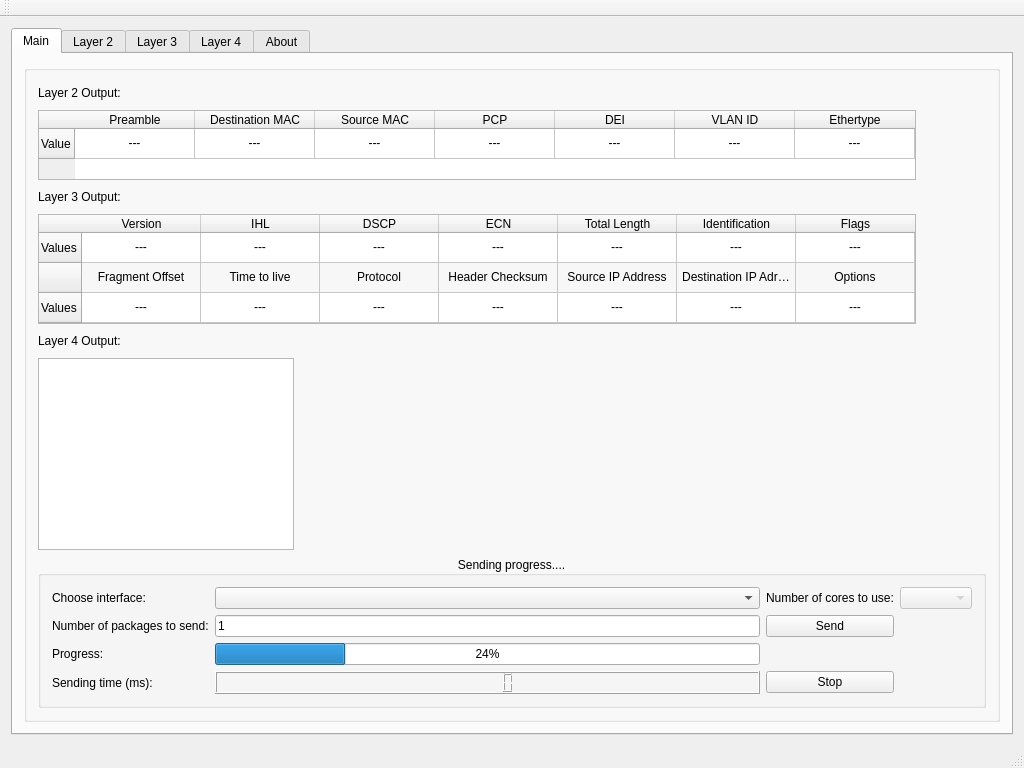
emiliancyc/packet-generator, file qt/packet-generator/mainwindow.ui: the form before one commit.
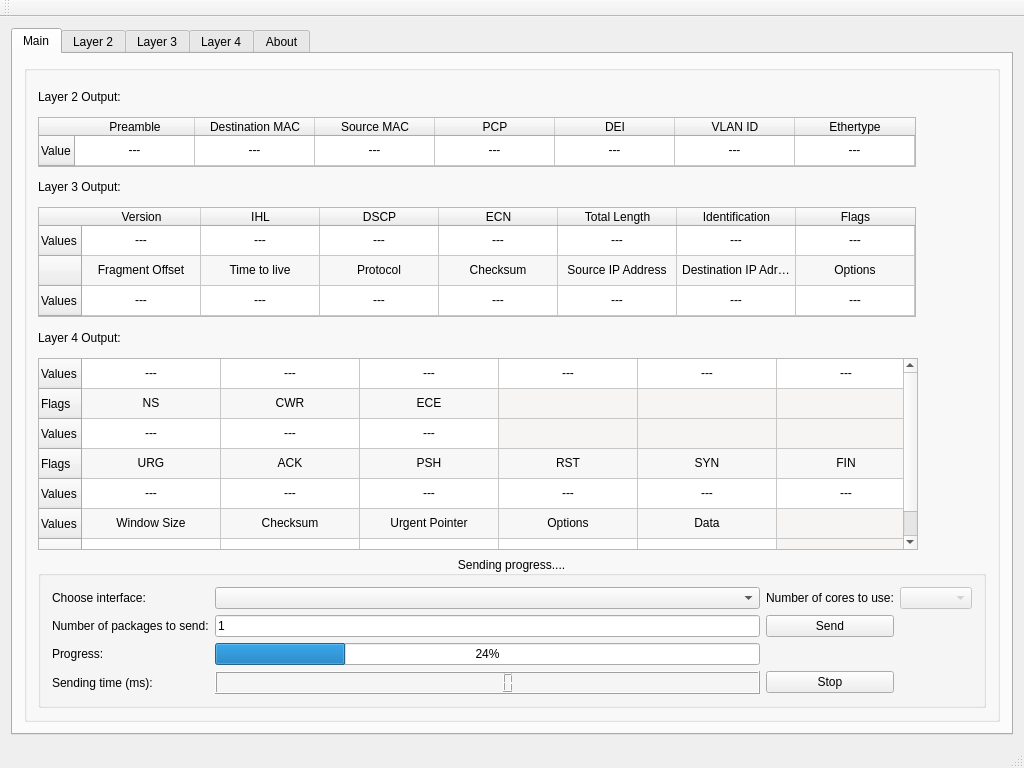
The form after the commit. The open tabs and pages were chosen to show the change.

Commit message: Moved to functions and fixed filling tables on main page; fixed length in tables for L3 and in L3 page (L3 len + L4 + payload), added message for L4 when no header is chosen; BUG: memory leak in main loop? calculating checksum disfuntion (connected with change of lineedits values in l3 page?)

```diff
--- a/qt/packet-generator/mainwindow.ui
+++ b/qt/packet-generator/mainwindow.ui
@@ -267,7 +267,7 @@
              </item>
              <item row="1" column="3">
               <property name="text">
-               <string>Header Checksum</string>
+               <string>Checksum</string>
               </property>
               <property name="font">
                <font>
@@ -387,6 +387,12 @@
                <verstretch>0</verstretch>
               </sizepolicy>
              </property>
+             <property name="maximumSize">
+              <size>
+               <width>16777215</width>
+               <height>50</height>
+              </size>
+             </property>
              <property name="frameShadow">
               <enum>QFrame::Sunken</enum>
              </property>
@@ -566,6 +572,527 @@
                <verstretch>0</verstretch>
               </sizepolicy>
              </property>
+             <property name="minimumSize">
+              <size>
+               <width>880</width>
+               <height>0</height>
+              </size>
+             </property>
+             <property name="verticalScrollBarPolicy">
+              <enum>Qt::ScrollBarAsNeeded</enum>
+             </property>
+             <property name="horizontalScrollBarPolicy">
+              <enum>Qt::ScrollBarAlwaysOff</enum>
+             </property>
+             <property name="autoScroll">
+              <bool>false</bool>
+             </property>
+             <property name="editTriggers">
+              <set>QAbstractItemView::NoEditTriggers</set>
+             </property>
+             <property name="tabKeyNavigation">
+              <bool>false</bool>
+             </property>
+             <property name="showDropIndicator" stdset="0">
+              <bool>false</bool>
+             </property>
+             <property name="dragDropOverwriteMode">
+              <bool>false</bool>
+             </property>
+             <property name="alternatingRowColors">
+              <bool>true</bool>
+             </property>
+             <property name="wordWrap">
+              <bool>false</bool>
+             </property>
+             <property name="cornerButtonEnabled">
+              <bool>false</bool>
+             </property>
+             <attribute name="horizontalHeaderVisible">
+              <bool>false</bool>
+             </attribute>
+             <attribute name="horizontalHeaderDefaultSectionSize">
+              <number>139</number>
+             </attribute>
+             <row>
+              <property name="text">
+               <string>Values</string>
+              </property>
+             </row>
+             <row>
+              <property name="text">
+               <string>Flags</string>
+              </property>
+             </row>
+             <row>
+              <property name="text">
+               <string>Values</string>
+              </property>
+             </row>
+             <row>
+              <property name="text">
+               <string>Flags</string>
+              </property>
+             </row>
+             <row>
+              <property name="text">
+               <string>Values</string>
+              </property>
+             </row>
+             <row>
+              <property name="text">
+               <string>Values</string>
+              </property>
+             </row>
+             <row>
+              <property name="text">
+               <string>Values</string>
+              </property>
+             </row>
+             <column>
+              <property name="text">
+               <string>Source Port</string>
+              </property>
+             </column>
+             <column>
+              <property name="text">
+               <string>Destination Port</string>
+              </property>
+             </column>
+             <column>
+              <property name="text">
+               <string>Sequence Number</string>
+              </property>
+             </column>
+             <column>
+              <property name="text">
+               <string>ACK Number</string>
+              </property>
+             </column>
+             <column>
+              <property name="text">
+               <string>Data offset</string>
+              </property>
+             </column>
+             <column>
+              <property name="text">
+               <string>Reserved</string>
+              </property>
+             </column>
+             <item row="0" column="0">
+              <property name="text">
+               <string>---</string>
+              </property>
+              <property name="textAlignment">
+               <set>AlignHCenter|AlignVCenter|AlignCenter</set>
+              </property>
+             </item>
+             <item row="0" column="1">
+              <property name="text">
+               <string>---</string>
+              </property>
+              <property name="textAlignment">
+               <set>AlignHCenter|AlignVCenter|AlignCenter</set>
+              </property>
+             </item>
+             <item row="0" column="2">
+              <property name="text">
+               <string>---</string>
+              </property>
+              <property name="textAlignment">
+               <set>AlignHCenter|AlignVCenter|AlignCenter</set>
+              </property>
+             </item>
+             <item row="0" column="3">
+              <property name="text">
+               <string>---</string>
+              </property>
+              <property name="textAlignment">
+               <set>AlignHCenter|AlignVCenter|AlignCenter</set>
+              </property>
+             </item>
+             <item row="0" column="4">
+              <property name="text">
+               <string>---</string>
+              </property>
+              <property name="textAlignment">
+               <set>AlignHCenter|AlignVCenter|AlignCenter</set>
+              </property>
+             </item>
+             <item row="0" column="5">
+              <property name="text">
+               <string>---</string>
+              </property>
+              <property name="textAlignment">
+               <set>AlignHCenter|AlignVCenter|AlignCenter</set>
+              </property>
+             </item>
+             <item row="1" column="0">
+              <property name="text">
+               <string>NS</string>
+              </property>
+              <property name="textAlignment">
+               <set>AlignHCenter|AlignVCenter|AlignCenter</set>
+              </property>
+             </item>
+             <item row="1" column="1">
+              <property name="text">
+               <string>CWR</string>
+              </property>
+              <property name="textAlignment">
+               <set>AlignHCenter|AlignVCenter|AlignCenter</set>
+              </property>
+             </item>
+             <item row="1" column="2">
+              <property name="text">
+               <string>ECE</string>
+              </property>
+              <property name="textAlignment">
+               <set>AlignHCenter|AlignVCenter|AlignCenter</set>
+              </property>
+             </item>
+             <item row="1" column="3">
+              <property name="text">
+               <string/>
+              </property>
+              <property name="textAlignment">
+               <set>AlignHCenter|AlignVCenter|AlignCenter</set>
+              </property>
+              <property name="background">
+               <brush brushstyle="SolidPattern">
+                <color alpha="255">
+                 <red>247</red>
+                 <green>245</green>
+                 <blue>243</blue>
+                </color>
+               </brush>
+              </property>
+             </item>
+             <item row="1" column="4">
+              <property name="text">
+               <string/>
+              </property>
+              <property name="textAlignment">
+               <set>AlignHCenter|AlignVCenter|AlignCenter</set>
+              </property>
+              <property name="background">
+               <brush brushstyle="SolidPattern">
+                <color alpha="255">
+                 <red>247</red>
+                 <green>245</green>
+                 <blue>243</blue>
+                </color>
+               </brush>
+              </property>
+             </item>
+             <item row="1" column="5">
+              <property name="text">
+               <string/>
+              </property>
+              <property name="textAlignment">
+               <set>AlignHCenter|AlignVCenter|AlignCenter</set>
+              </property>
+              <property name="background">
+               <brush brushstyle="SolidPattern">
+                <color alpha="255">
+                 <red>247</red>
+                 <green>245</green>
+                 <blue>243</blue>
+                </color>
+               </brush>
+              </property>
+             </item>
+             <item row="2" column="0">
+              <property name="text">
+               <string>---</string>
+              </property>
+              <property name="textAlignment">
+               <set>AlignHCenter|AlignVCenter|AlignCenter</set>
+              </property>
+             </item>
+             <item row="2" column="1">
+              <property name="text">
+               <string>---</string>
+              </property>
+              <property name="textAlignment">
+               <set>AlignHCenter|AlignVCenter|AlignCenter</set>
+              </property>
+             </item>
+             <item row="2" column="2">
+              <property name="text">
+               <string>---</string>
+              </property>
+              <property name="textAlignment">
+               <set>AlignHCenter|AlignVCenter|AlignCenter</set>
+              </property>
+             </item>
+             <item row="2" column="3">
+              <property name="text">
+               <string/>
+              </property>
+              <property name="background">
+               <brush brushstyle="SolidPattern">
+                <color alpha="255">
+                 <red>247</red>
+                 <green>245</green>
+                 <blue>243</blue>
+                </color>
+               </brush>
+              </property>
+             </item>
+             <item row="2" column="4">
+              <property name="text">
+               <string/>
+              </property>
+              <property name="background">
+               <brush brushstyle="SolidPattern">
+                <color alpha="255">
+                 <red>247</red>
+                 <green>245</green>
+                 <blue>243</blue>
+                </color>
+               </brush>
+              </property>
+             </item>
+             <item row="2" column="5">
+              <property name="text">
+               <string/>
+              </property>
+              <property name="textAlignment">
+               <set>AlignHCenter|AlignVCenter|AlignCenter</set>
+              </property>
+              <property name="background">
+               <brush brushstyle="SolidPattern">
+                <color alpha="255">
+                 <red>247</red>
+                 <green>245</green>
+                 <blue>243</blue>
+                </color>
+               </brush>
+              </property>
+             </item>
+             <item row="3" column="0">
+              <property name="text">
+               <string>URG</string>
+              </property>
+              <property name="textAlignment">
+               <set>AlignHCenter|AlignVCenter|AlignCenter</set>
+              </property>
+             </item>
+             <item row="3" column="1">
+              <property name="text">
+               <string>ACK</string>
+              </property>
+              <property name="textAlignment">
+               <set>AlignHCenter|AlignVCenter|AlignCenter</set>
+              </property>
+             </item>
+             <item row="3" column="2">
+              <property name="text">
+               <string>PSH</string>
+              </property>
+              <property name="textAlignment">
+               <set>AlignHCenter|AlignVCenter|AlignCenter</set>
+              </property>
+             </item>
+             <item row="3" column="3">
+              <property name="text">
+               <string>RST</string>
+              </property>
+              <property name="textAlignment">
+               <set>AlignHCenter|AlignVCenter|AlignCenter</set>
+              </property>
+             </item>
+             <item row="3" column="4">
+              <property name="text">
+               <string>SYN</string>
+              </property>
+              <property name="textAlignment">
+               <set>AlignHCenter|AlignVCenter|AlignCenter</set>
+              </property>
+             </item>
+             <item row="3" column="5">
+              <property name="text">
+               <string>FIN</string>
+              </property>
+              <property name="textAlignment">
+               <set>AlignHCenter|AlignVCenter|AlignCenter</set>
+              </property>
+             </item>
+             <item row="4" column="0">
+              <property name="text">
+               <string>---</string>
+              </property>
+              <property name="textAlignment">
+               <set>AlignHCenter|AlignVCenter|AlignCenter</set>
+              </property>
+             </item>
+             <item row="4" column="1">
+              <property name="text">
+               <string>---</string>
+              </property>
+              <property name="textAlignment">
+               <set>AlignHCenter|AlignVCenter|AlignCenter</set>
+              </property>
+             </item>
+             <item row="4" column="2">
+              <property name="text">
+               <string>---</string>
+              </property>
+              <property name="textAlignment">
+               <set>AlignHCenter|AlignVCenter|AlignCenter</set>
+              </property>
+             </item>
+             <item row="4" column="3">
+              <property name="text">
+               <string>---</string>
+              </property>
+              <property name="textAlignment">
+               <set>AlignHCenter|AlignVCenter|AlignCenter</set>
+              </property>
+             </item>
+             <item row="4" column="4">
+              <property name="text">
+               <string>---</string>
+              </property>
+              <property name="textAlignment">
+               <set>AlignHCenter|AlignVCenter|AlignCenter</set>
+              </property>
+             </item>
+             <item row="4" column="5">
+              <property name="text">
+               <string>---</string>
+              </property>
+              <property name="textAlignment">
+               <set>AlignHCenter|AlignVCenter|AlignCenter</set>
+              </property>
+             </item>
+             <item row="5" column="0">
+              <property name="text">
+               <string>Window Size</string>
+              </property>
+              <property name="textAlignment">
+               <set>AlignHCenter|AlignVCenter|AlignCenter</set>
+              </property>
+             </item>
+             <item row="5" column="1">
+              <property name="text">
+               <string>Checksum</string>
+              </property>
+              <property name="textAlignment">
+               <set>AlignHCenter|AlignVCenter|AlignCenter</set>
+              </property>
+             </item>
+             <item row="5" column="2">
+              <property name="text">
+               <string>Urgent Pointer</string>
+              </property>
+              <property name="textAlignment">
+               <set>AlignHCenter|AlignVCenter|AlignCenter</set>
+              </property>
+             </item>
+             <item row="5" column="3">
+              <property name="text">
+               <string>Options</string>
+              </property>
+              <property name="textAlignment">
+               <set>AlignHCenter|AlignVCenter|AlignCenter</set>
+              </property>
+             </item>
+             <item row="5" column="4">
+              <property name="text">
+               <string>Data</string>
+              </property>
+              <property name="textAlignment">
+               <set>AlignHCenter|AlignVCenter|AlignCenter</set>
+              </property>
+              <property name="background">
+               <brush brushstyle="NoBrush">
+                <color alpha="255">
+                 <red>247</red>
+                 <green>245</green>
+                 <blue>243</blue>
+                </color>
+               </brush>
+              </property>
+             </item>
+             <item row="5" column="5">
+              <property name="text">
+               <string/>
+              </property>
+              <property name="background">
+               <brush brushstyle="SolidPattern">
+                <color alpha="255">
+                 <red>247</red>
+                 <green>245</green>
+                 <blue>243</blue>
+                </color>
+               </brush>
+              </property>
+             </item>
+             <item row="6" column="0">
+              <property name="text">
+               <string>---</string>
+              </property>
+              <property name="textAlignment">
+               <set>AlignHCenter|AlignVCenter|AlignCenter</set>
+              </property>
+             </item>
+             <item row="6" column="1">
+              <property name="text">
+               <string>---</string>
+              </property>
+              <property name="textAlignment">
+               <set>AlignHCenter|AlignVCenter|AlignCenter</set>
+              </property>
+             </item>
+             <item row="6" column="2">
+              <property name="text">
+               <string>---</string>
+              </property>
+              <property name="textAlignment">
+               <set>AlignHCenter|AlignVCenter|AlignCenter</set>
+              </property>
+             </item>
+             <item row="6" column="3">
+              <property name="text">
+               <string>---</string>
+              </property>
+              <property name="textAlignment">
+               <set>AlignHCenter|AlignVCenter|AlignCenter</set>
+              </property>
+             </item>
+             <item row="6" column="4">
+              <property name="text">
+               <string>---</string>
+              </property>
+              <property name="textAlignment">
+               <set>AlignHCenter|AlignVCenter|AlignCenter</set>
+              </property>
+              <property name="background">
+               <brush brushstyle="NoBrush">
+                <color alpha="255">
+                 <red>247</red>
+                 <green>245</green>
+                 <blue>243</blue>
+                </color>
+               </brush>
+              </property>
+             </item>
+             <item row="6" column="5">
+              <property name="text">
+               <string/>
+              </property>
+              <property name="background">
+               <brush brushstyle="SolidPattern">
+                <color alpha="255">
+                 <red>247</red>
+                 <green>245</green>
+                 <blue>243</blue>
+                </color>
+               </brush>
+              </property>
+             </item>
             </widget>
            </item>
            <item row="6" column="0">
```
Left out of the diff: 22 changed lines with no effect on the pictures. The commit also changes 2 other files.
